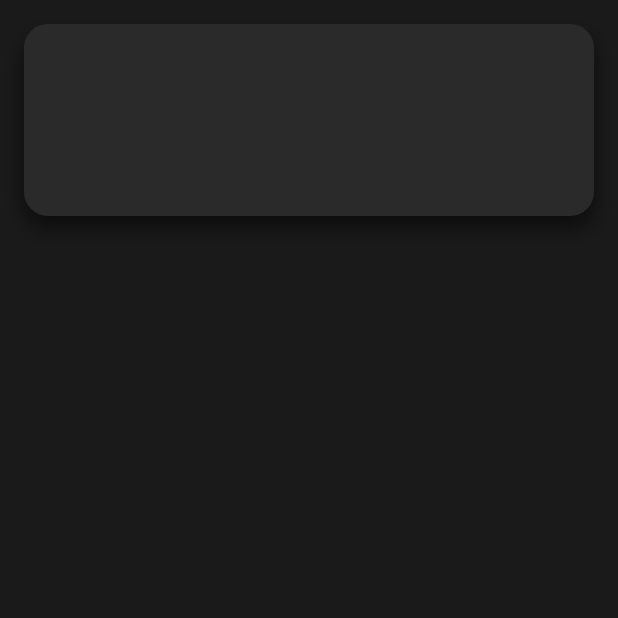
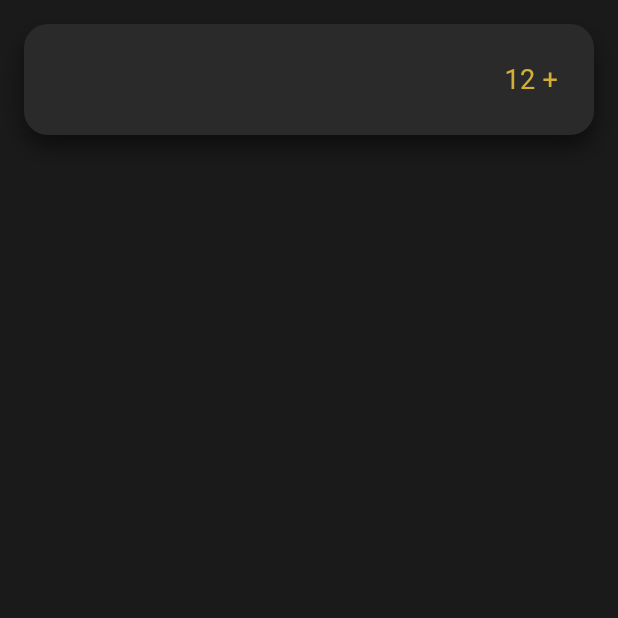
Before and after one commit to tatiana1104/calculadora, a Flutter app: the screen it shows after launch, on a phone screen of 412 x 824 dp, the top half of it. Run offline on Flutter 3.47's test engine with Material 3 defaults, Android fonts, the phone set to English and light mode, and no system bars.

Commit message:
Agregar texto de operación en display: color dorado #D4AF37 y size 18

```diff
--- a/lib/main.dart
+++ b/lib/main.dart
@@ -1,9 +1,11 @@
 import 'package:flutter/material.dart';
 
+// Punto de entrada de la app
 void main() {
   runApp(const CalculatorApp());
 }
 
+// Widget raíz de la app
 class CalculatorApp extends StatelessWidget {
   const CalculatorApp({super.key});
 
@@ -13,53 +15,57 @@ class CalculatorApp extends StatelessWidget {
       debugShowCheckedModeBanner: false, //bandera de debug
       title: 'Calculadora',
       theme: ThemeData(
-        brightness: Brightness.dark, // Tema oscuro para toda la app
+        brightness: Brightness.dark, // Tema oscuro
         useMaterial3: true,
       ),
-      home: const CalculatorScreen(), // Pantalla principal
+      home: const CalculatorScreen(),
     );
   }
 }
 
+// Pantalla principal de la calculadora
 class CalculatorScreen extends StatelessWidget {
   const CalculatorScreen({super.key});
 
   @override
   Widget build(BuildContext context) {
     return Scaffold(
-      backgroundColor: const Color(0xFF1A1A1A), // Fondo oscuro
-      body: const SafeArea(
+      backgroundColor: const Color(0xFF1A1A1A), // Fondo oscuro general
+      body: SafeArea(
         child: Padding(
-          padding: EdgeInsets.all(16.0), // Separación de bordes
+          padding: const EdgeInsets.all(16.0), // Padding externo
           child: Column(
+            crossAxisAlignment: CrossAxisAlignment.end, // Alinear textos a la derecha
             children: [
-              SizedBox(
-                width: double.infinity, // Ocupar todo el ancho disponible
-                child: DecoratedBox(
-                  decoration: BoxDecoration(
-                    color: Color(0xFF2A2A2A), // Fondo gris oscuro del display
-                    borderRadius: BorderRadius.all(
-                      Radius.circular(16), // Bordes redondeados
+              // === Display (Commit 6) ===
+              Container(
+                width: double.infinity,
+                padding: const EdgeInsets.all(24),
+                decoration: BoxDecoration(
+                  color: const Color(0xFF2A2A2A), // Fondo del display
+                  borderRadius: BorderRadius.circular(16),
+                  boxShadow: [
+                    BoxShadow(
+                      color: Colors.black.withOpacity(0.5), // Sombra
+                      blurRadius: 12,
+                      offset: const Offset(0, 8),
                     ),
-                    boxShadow: [
-                      BoxShadow(
-                        color: Colors.black54, // Sombra negra suave
-                        blurRadius: 12,        // Difuminado de la sombra
-                        offset: Offset(0, 8),  // Posición de la sombra
+                  ],
+                ),
+                child: Column(
+                  crossAxisAlignment: CrossAxisAlignment.end, // Alineación derecha
+                  children: const [
+                    // === Texto de operación anterior ===
+                    Text(
+                      "12 +", // Texto temporal
+                      style: TextStyle(
+                        fontSize: 18, // Tamaño pequeño
+                        color: Color(0xFFD4AF37), // Dorado
                       ),
-                    ],
-                  ),
-
-                  // Espacio interno del display
-                  child: Padding(
-                    padding: EdgeInsets.all(24.0),
-                    child: SizedBox(
-                      height: 80, // Altura donde luego irá el texto
                     ),
-                  ),
+                  ],
                 ),
               ),
-
             ],
           ),
         ),
```
